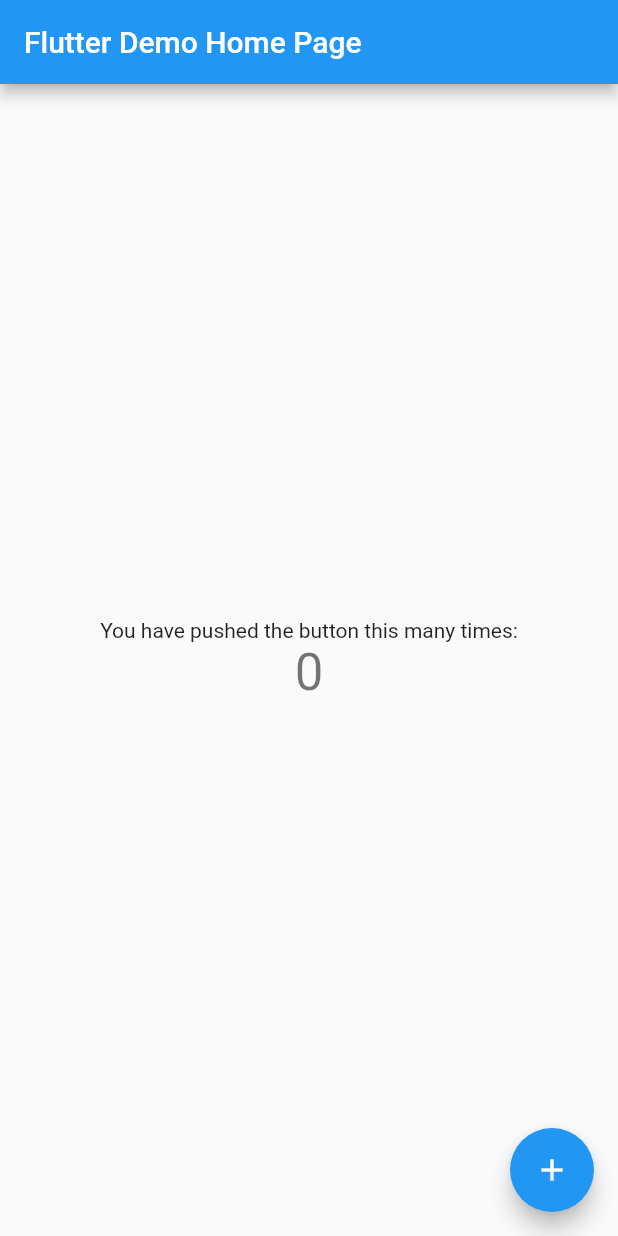
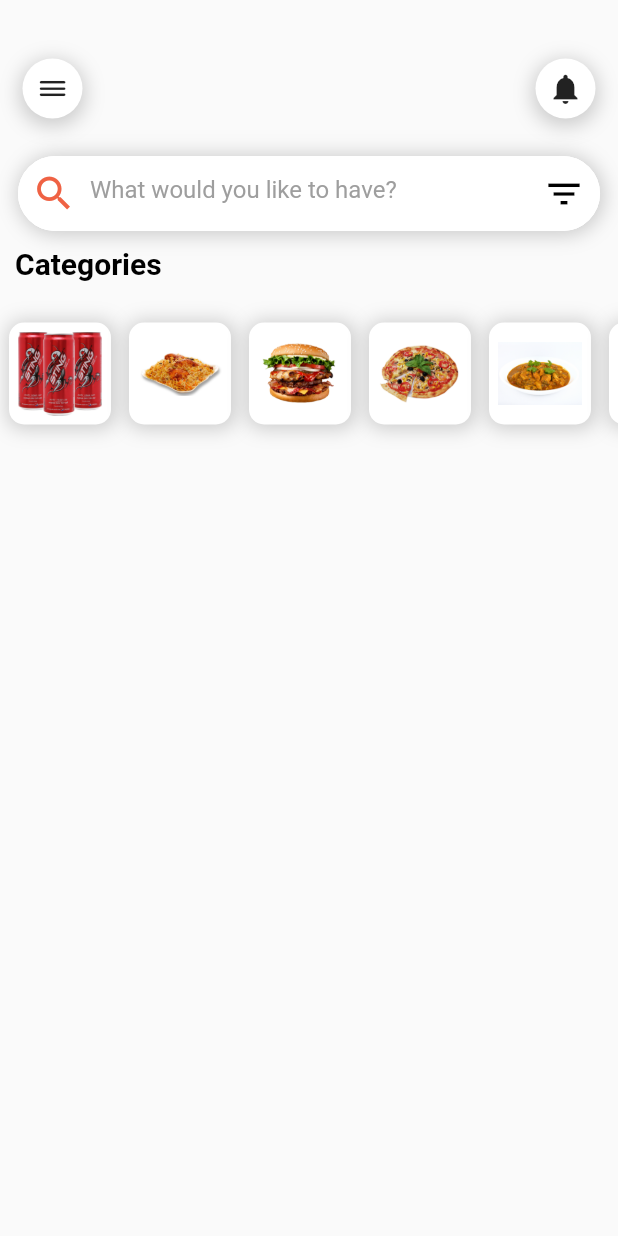
Before and after one commit to Hashimkhann1/food_delivery_ui-flutter, a Flutter app: the screen it shows after launch, on a phone screen of 412 x 824 dp. Run offline on Flutter 3.47's test engine with Material 2 defaults, Android fonts, the phone set to English and light mode, and no system bars.

Commit message:
working on UI

```diff
--- a/lib/main.dart
+++ b/lib/main.dart
@@ -1,4 +1,5 @@
 import 'package:flutter/material.dart';
+import 'package:food_delivery/view/home_screen/home_screen.dart';
 
 void main() {
   runApp(const MyApp());
@@ -7,109 +8,15 @@ void main() {
 class MyApp extends StatelessWidget {
   const MyApp({super.key});
 
-  // This widget is the root of your application.
   @override
   Widget build(BuildContext context) {
     return MaterialApp(
+      debugShowCheckedModeBanner: false,
       title: 'Flutter Demo',
       theme: ThemeData(
-        // This is the theme of your application.
-        //
-        // Try running your application with "flutter run". You'll see the
-        // application has a blue toolbar. Then, without quitting the app, try
-        // changing the primarySwatch below to Colors.green and then invoke
-        // "hot reload" (press "r" in the console where you ran "flutter run",
-        // or simply save your changes to "hot reload" in a Flutter IDE).
-        // Notice that the counter didn't reset back to zero; the application
-        // is not restarted.
-        primarySwatch: Colors.blue,
+        // scaffoldBackgroundColor: Color(0xFFF5F5F),
       ),
-      home: const MyHomePage(title: 'Flutter Demo Home Page'),
+      home: HomeScreen(),
     );
   }
 }
-
-class MyHomePage extends StatefulWidget {
-  const MyHomePage({super.key, required this.title});
-
-  // This widget is the home page of your application. It is stateful, meaning
-  // that it has a State object (defined below) that contains fields that affect
-  // how it looks.
-
-  // This class is the configuration for the state. It holds the values (in this
-  // case the title) provided by the parent (in this case the App widget) and
-  // used by the build method of the State. Fields in a Widget subclass are
-  // always marked "final".
-
-  final String title;
-
-  @override
-  State<MyHomePage> createState() => _MyHomePageState();
-}
-
-class _MyHomePageState extends State<MyHomePage> {
-  int _counter = 0;
-
-  void _incrementCounter() {
-    setState(() {
-      // This call to setState tells the Flutter framework that something has
-      // changed in this State, which causes it to rerun the build method below
-      // so that the display can reflect the updated values. If we changed
-      // _counter without calling setState(), then the build method would not be
-      // called again, and so nothing would appear to happen.
-      _counter++;
-    });
-  }
-
-  @override
-  Widget build(BuildContext context) {
-    // This method is rerun every time setState is called, for instance as done
-    // by the _incrementCounter method above.
-    //
-    // The Flutter framework has been optimized to make rerunning build methods
-    // fast, so that you can just rebuild anything that needs updating rather
-    // than having to individually change instances of widgets.
-    return Scaffold(
-      appBar: AppBar(
-        // Here we take the value from the MyHomePage object that was created by
-        // the App.build method, and use it to set our appbar title.
-        title: Text(widget.title),
-      ),
-      body: Center(
-        // Center is a layout widget. It takes a single child and positions it
-        // in the middle of the parent.
-        child: Column(
-          // Column is also a layout widget. It takes a list of children and
-          // arranges them vertically. By default, it sizes itself to fit its
-          // children horizontally, and tries to be as tall as its parent.
-          //
-          // Invoke "debug painting" (press "p" in the console, choose the
-          // "Toggle Debug Paint" action from the Flutter Inspector in Android
-          // Studio, or the "Toggle Debug Paint" command in Visual Studio Code)
-          // to see the wireframe for each widget.
-          //
-          // Column has various properties to control how it sizes itself and
-          // how it positions its children. Here we use mainAxisAlignment to
-          // center the children vertically; the main axis here is the vertical
-          // axis because Columns are vertical (the cross axis would be
-          // horizontal).
-          mainAxisAlignment: MainAxisAlignment.center,
-          children: <Widget>[
-            const Text(
-              'You have pushed the button this many times:',
-            ),
-            Text(
-              '$_counter',
-              style: Theme.of(context).textTheme.headline4,
-            ),
-          ],
-        ),
-      ),
-      floatingActionButton: FloatingActionButton(
-        onPressed: _incrementCounter,
-        tooltip: 'Increment',
-        child: const Icon(Icons.add),
-      ), // This trailing comma makes auto-formatting nicer for build methods.
-    );
-  }
-}
--- /dev/null
+++ b/lib/utile/colors_resource.dart
@@ -0,0 +1,14 @@
+
+
+
+
+import 'dart:ui';
+
+import 'package:flutter/material.dart';
+
+class ColorRecouces {
+  static const whiteColor = Color(0xFFFFFFFF);
+  static const lightRedColor = Color(0xFFef6244);
+  static const blackColor = Color(0xFF000000);
+  static const grayColor = Colors.grey;
+}
--- /dev/null
+++ b/lib/view/home_screen/home_screen.dart
@@ -0,0 +1,80 @@
+import 'package:flutter/material.dart';
+import 'package:food_delivery/utile/colors_resource.dart';
+import 'package:food_delivery/widget/app_bar_widget/app_bar_widget.dart';
+import 'package:food_delivery/widget/custom_text_wedgit.dart';
+import 'package:food_delivery/widget/categories_widget/categories_widget.dart';
+
+
+class HomeScreen extends StatelessWidget {
+  const HomeScreen({Key? key}) : super(key: key);
+
+  @override
+  Widget build(BuildContext context) {
+    return Scaffold(
+      body: SingleChildScrollView(
+        scrollDirection: Axis.vertical,
+        child: Padding(
+          padding: const EdgeInsets.only(top: 24.0),
+          child: Column(
+            crossAxisAlignment: CrossAxisAlignment.start,
+          children: [
+            // custom appbar widget
+            AppBarWidget(),
+
+            // Search
+
+            Padding(
+              padding: const EdgeInsets.symmetric(horizontal: 12.0,vertical: 10),
+              child: Container(
+                width: double.infinity,
+                height: 50,
+                decoration: BoxDecoration(
+                  color: ColorRecouces.whiteColor,
+                  borderRadius: BorderRadius.circular(30),
+                  boxShadow: [
+                    BoxShadow(
+                      color: Colors.grey.withOpacity(0.5),
+                      spreadRadius: 2,
+                      blurRadius: 10,
+                      offset: Offset(1.0 , 1.0)
+                    )
+                  ]
+                ),
+                child: TextField(
+                  decoration: InputDecoration(
+                    hintText: 'What would you like to have?',
+                    hintStyle: TextStyle(color: ColorRecouces.grayColor),
+                    fillColor: ColorRecouces.whiteColor,
+                    filled: true,
+                    prefixIcon: Icon(Icons.search,color: ColorRecouces.lightRedColor,size: 30,),
+                    suffixIcon: Icon(Icons.filter_list,color: ColorRecouces.blackColor,size: 28,),
+                    border: OutlineInputBorder(
+                      borderSide: BorderSide(color: ColorRecouces.whiteColor),
+                        borderRadius: BorderRadius.circular(30)
+                    ),
+                    focusedBorder: OutlineInputBorder(
+                      borderSide: BorderSide(color: ColorRecouces.whiteColor),
+                        borderRadius: BorderRadius.circular(30)
+                    ),
+                    enabledBorder: OutlineInputBorder(
+                      borderSide: BorderSide(color: ColorRecouces.whiteColor),
+                        borderRadius: BorderRadius.circular(30)
+                    )
+                  ),
+                ),
+              ),
+            ),
+
+            // Categories
+            Padding(
+              padding: const EdgeInsets.only(left: 10.0),
+              child: CustomAppText(title: 'Categories',textColor: ColorRecouces.blackColor,textFontSize: FontWeight.bold,textSize: 20,),
+            ),
+            SizedBox(height: 12,),
+            SizedBox(height: 100,child: CategoriesWidget())
+          ],
+      ),
+        ),
+    ));
+  }
+}
--- /dev/null
+++ b/lib/widget/app_bar_widget/app_bar_widget.dart
@@ -0,0 +1,60 @@
+import 'package:flutter/cupertino.dart';
+import 'package:flutter/material.dart';
+import 'package:food_delivery/utile/colors_resource.dart';
+
+class AppBarWidget extends StatelessWidget {
+  const AppBarWidget({Key? key}) : super(key: key);
+
+  @override
+  Widget build(BuildContext context) {
+    return Padding(
+        padding: EdgeInsets.symmetric(
+            vertical: 15,
+            horizontal: 15
+        ),
+      child: Row(
+        mainAxisAlignment: MainAxisAlignment.spaceBetween,
+        children: [
+          InkWell(
+            onTap: () {},
+            child: Container(
+              padding: EdgeInsets.all(8.0),
+              decoration: BoxDecoration(
+                color: ColorRecouces.whiteColor,
+                borderRadius: BorderRadius.circular(20),
+                boxShadow: [
+                  BoxShadow(
+                    color: Colors.grey.withOpacity(0.5),
+                    spreadRadius: 2,
+                    blurRadius: 10,
+                    offset: Offset(0 , 3),
+                  )
+                ]
+              ),
+              child: Icon(CupertinoIcons.bars),
+            ),
+          ),
+          InkWell(
+            onTap: () {},
+            child: Container(
+              padding: EdgeInsets.all(8.0),
+              decoration: BoxDecoration(
+                  color: ColorRecouces.whiteColor,
+                  borderRadius: BorderRadius.circular(20),
+                  boxShadow: [
+                    BoxShadow(
+                      color: Colors.grey.withOpacity(0.5),
+                      spreadRadius: 2,
+                      blurRadius: 10,
+                      offset: Offset(0 , 3),
+                    )
+                  ]
+              ),
+              child: Icon(Icons.notifications),
+            ),
+          ),
+        ],
+      ),
+    );
+  }
+}
--- /dev/null
+++ b/lib/widget/categories_widget/categories_widget.dart
@@ -0,0 +1,40 @@
+import 'package:flutter/material.dart';
+import 'package:food_delivery/utile/colors_resource.dart';
+
+class CategoriesWidget extends StatelessWidget {
+  CategoriesWidget({Key? key}) : super(key: key);
+
+  List<String> imagesName = ['drink.png','biryani.png','burger.png','pizza.png','salan.png','biryani.png','burger.png','pizza.png'];
+
+  @override
+  Widget build(BuildContext context) {
+    return  ListView.builder(
+        scrollDirection: Axis.horizontal,
+        itemCount: 8,
+        itemBuilder: (context , index) {
+          return Row(
+            children: [
+              Padding(
+                padding: EdgeInsets.symmetric(horizontal: 6),
+                child: Container(
+                  padding: EdgeInsets.all(6),
+                  decoration: BoxDecoration(
+                      borderRadius: BorderRadius.circular(10),
+                      color: ColorRecouces.whiteColor,
+                      boxShadow: [
+                        BoxShadow(
+                            color: Colors.grey.withOpacity(0.5),
+                            spreadRadius: 2,
+                            blurRadius: 10,
+                            offset: Offset(1.0 , 1.0)
+                        )
+                      ]
+                  ),
+                  child: Image.asset('assets/images/${imagesName[index]}',width: 56,height: 56,),
+                ),
+              )
+            ],
+          );
+        });
+  }
+}
--- /dev/null
+++ b/lib/widget/custom_text_wedgit.dart
@@ -0,0 +1,19 @@
+import 'package:flutter/material.dart';
+
+
+class CustomAppText extends StatelessWidget {
+  CustomAppText({Key? key,this.title,this.textColor,this.textFontSize,this.textSize}) : super(key: key);
+  String? title;
+  Color? textColor;
+  FontWeight? textFontSize;
+  double? textSize;
+
+  @override
+  Widget build(BuildContext context) {
+    return Text(title.toString(),style: TextStyle(
+      fontSize: textSize,
+      fontWeight: textFontSize,
+      color: textColor,
+    ),);
+  }
+}
--- a/pubspec.yaml
+++ b/pubspec.yaml
@@ -60,8 +60,8 @@ flutter:
   uses-material-design: true
 
   # To add assets to your application, add an assets section, like this:
-  # assets:
-  #   - images/a_dot_burr.jpeg
+  assets:
+    - assets/images/
   #   - images/a_dot_ham.jpeg
 
   # An image asset can refer to one or more resolution-specific "variants", see
```
Also changed, not shown: assets/ data/data.json.dart (added, +7 -0 lines), assets/images/avatar.jpg (added), assets/images/biryani.png (added), assets/images/burger.png (added), assets/images/drink.png (added), assets/images/pizza.png (added), assets/images/salan.png (added).
